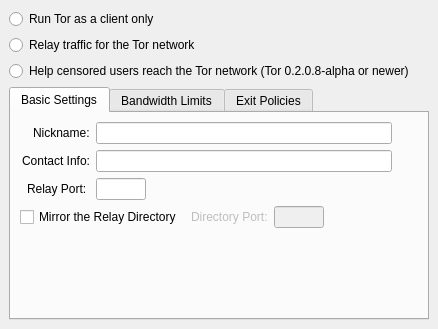
Above: src/gui/config/serverpage.ui from a-ilin/vidalia before the change. Below: the same form after it.
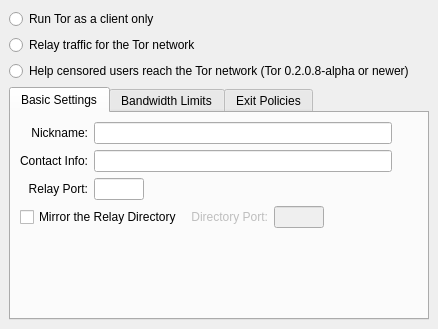
That is the form after the change. Icons and pictures are not drawn.

Commit message:
r2193@lysithea:  edmanm | 2007-10-22 21:26:43 -0400  Right-align the 'Nickname', 'Contact Info', and 'Relay Port' labels on the  relay settings page and normalize their spacing.
svn:r2067

```diff
--- a/src/gui/config/serverpage.ui
+++ b/src/gui/config/serverpage.ui
@@ -112,13 +112,13 @@
              <enum>Qt::AutoText</enum>
             </property>
             <property name="alignment" >
-             <set>Qt::AlignLeading|Qt::AlignLeft|Qt::AlignVCenter</set>
+             <set>Qt::AlignRight|Qt::AlignTrailing|Qt::AlignVCenter</set>
             </property>
             <property name="margin" >
-             <number>-1</number>
+             <number>0</number>
             </property>
             <property name="indent" >
-             <number>13</number>
+             <number>0</number>
             </property>
            </widget>
           </item>
@@ -131,13 +131,13 @@
              <string>Relay Port:</string>
             </property>
             <property name="alignment" >
-             <set>Qt::AlignLeading|Qt::AlignLeft|Qt::AlignVCenter</set>
+             <set>Qt::AlignRight|Qt::AlignTrailing|Qt::AlignVCenter</set>
             </property>
             <property name="margin" >
-             <number>-1</number>
+             <number>0</number>
             </property>
             <property name="indent" >
-             <number>7</number>
+             <number>0</number>
             </property>
            </widget>
           </item>
@@ -179,6 +179,9 @@
             <property name="alignment" >
              <set>Qt::AlignRight|Qt::AlignTrailing|Qt::AlignVCenter</set>
             </property>
+            <property name="indent" >
+             <number>0</number>
+            </property>
            </widget>
           </item>
           <item row="4" column="3" colspan="3" >
@@ -208,6 +211,9 @@
               <property name="text" >
                <string>Directory Port:</string>
               </property>
+              <property name="alignment" >
+               <set>Qt::AlignRight|Qt::AlignTrailing|Qt::AlignVCenter</set>
+              </property>
              </widget>
             </item>
             <item>
```
